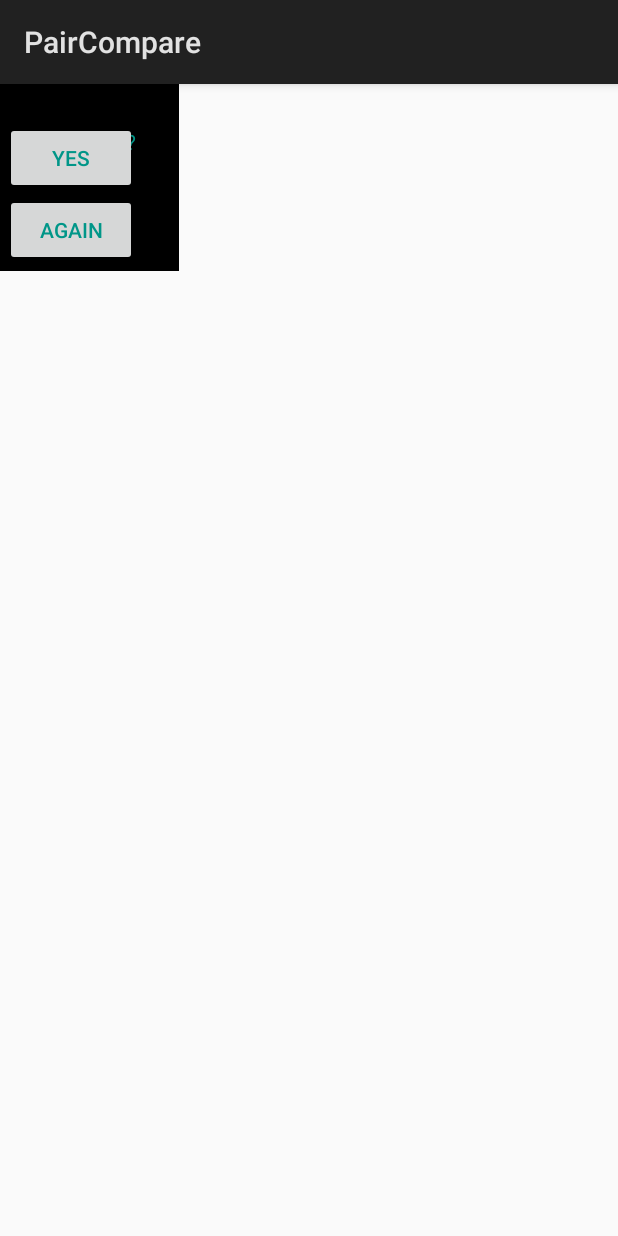
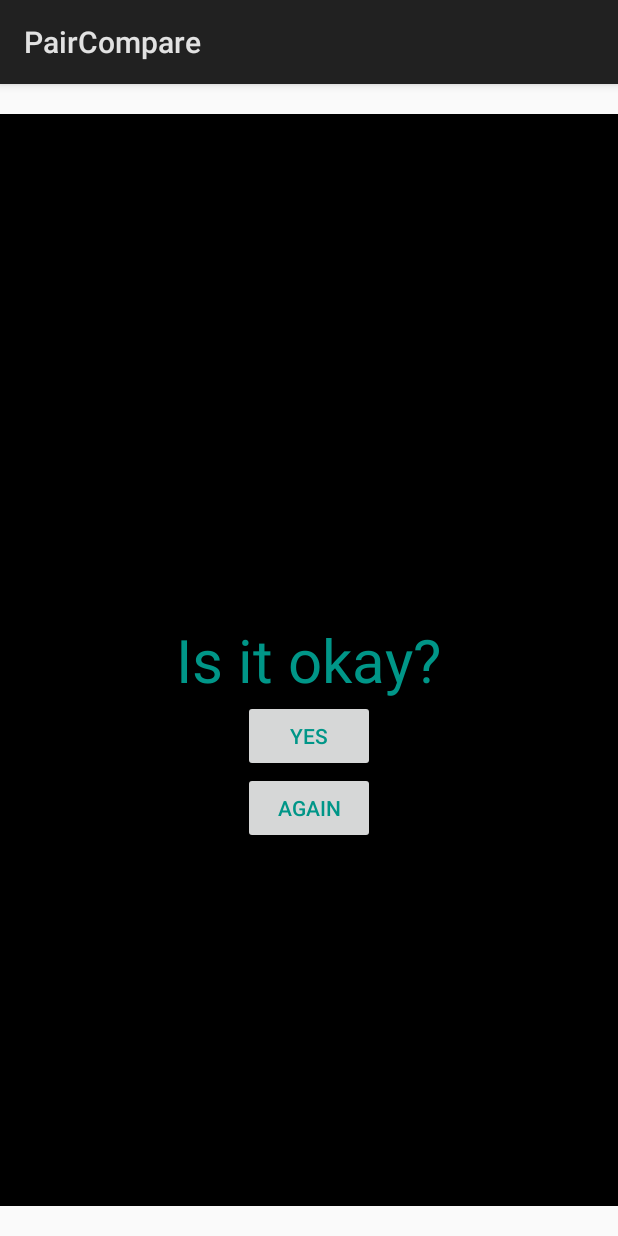
Before and after one commit to EdwinBoos/PairCompare-Android, an Android app: the layout popup_window.xml on its own in the app's theme, with its tools: preview values and no code run, on a phone screen of 412 x 824 dp. Run offline under Robolectric (Android 15) with nearby library versions, the phone set to English and light mode, and no system bars.

Commit message:
[ENHANCEMENT]

```diff
--- a/app/src/main/java/influenz/de/paircompare/activity/OpenCVCameraActivity.java
+++ b/app/src/main/java/influenz/de/paircompare/activity/OpenCVCameraActivity.java
@@ -65,7 +65,7 @@ public class OpenCVCameraActivity extends FragmentActivity implements CameraBrid
             if (status == LoaderCallbackInterface.SUCCESS)
             {
                 System.loadLibrary("detectionBasedTracker");
-                final RawFileLoader haarCascadeFaceLoader = new RawFileLoader(OpenCVCameraActivity.this, R.raw.haarcascade_frontalface_alt);
+                final RawFileLoader haarCascadeFaceLoader = new RawFileLoader(OpenCVCameraActivity.this, R.raw.haarcascade_frontalface_default);
                 nativeFaceDetector = new DetectionBasedTracker(haarCascadeFaceLoader.load().getAbsolutePath(), FaceEnum.minFaceSize);
                 haarCascadeFaceLoader.deleteCascadeDir();
                 openCvCameraView.enableView();
@@ -131,7 +131,7 @@ public class OpenCVCameraActivity extends FragmentActivity implements CameraBrid
         {
             final IConverter converterFactory = new ConverterFactory().build(ConverterFactory.MAT_2_BITMAP_ACTION);
             final Mat roiFace1 = gray.submat(faces.toArray()[0]);
-            final Mat roiFace2 = gray.submat(faces.toArray()[1]);
+            final Mat roiFace2 = gray.submat(faces.toArray()[0]);
 
             bitmapFace1 = Bitmap.createBitmap(roiFace1.cols(), roiFace1.rows(), Bitmap.Config.ARGB_8888);
             bitmapFace2 = Bitmap.createBitmap(roiFace2.cols(), roiFace2.rows(), Bitmap.Config.ARGB_8888);
--- a/app/src/main/java/influenz/de/paircompare/factory/ConverterFactory.java
+++ b/app/src/main/java/influenz/de/paircompare/factory/ConverterFactory.java
@@ -4,7 +4,7 @@ import influenz.de.paircompare.util.Bitmap2MatConverter;
 import influenz.de.paircompare.util.Mat2BitmapConverter;
 import influenz.de.paircompare.util.NullObjectConverter;
 
-public final class ConverterFactory
+public final class  ConverterFactory
 {
 
     public static final String BITMAP_2_MAT_ACTION = "bitmap2mat";
--- a/app/src/main/java/influenz/de/paircompare/fragment/AnalysisFragment.java
+++ b/app/src/main/java/influenz/de/paircompare/fragment/AnalysisFragment.java
@@ -61,9 +61,6 @@ public class AnalysisFragment extends Fragment implements Observer, IEnum
         final BitmapsObservable bitmapsObservable = (BitmapsObservable) observer;
         bitmapFace1 = bitmapsObservable.getBitmapArrayList().get(0);
         bitmapFace2 = bitmapsObservable.getBitmapArrayList().get(1);
-
-        imageViewFace1.setImageBitmap(bitmapFace1);
-        imageViewFace2.setImageBitmap(bitmapFace2);
 
         new AsyncTask<Void, Void, Void>()
         {
--- a/app/src/main/java/influenz/de/paircompare/interfaces/IEnum.java
+++ b/app/src/main/java/influenz/de/paircompare/interfaces/IEnum.java
@@ -8,8 +8,8 @@ public interface IEnum {
     {
         public static final int Face1Index = 0;
         public static final int Face2Index = 0;
-        public static final int minFaceSize = 3;
-        public static final int minFacesFound = 1; // starting with 0
+        public static final int minFaceSize = 10;
+        public static final int minFacesFound = 0; // starting with 0
     }
     final class ThicknessEnum
     {
--- a/app/src/main/res/layout/fragment_analysis.xml
+++ b/app/src/main/res/layout/fragment_analysis.xml
@@ -7,7 +7,6 @@
     android:background="@color/primary_dark_material_dark_1">
 
     <LinearLayout
-        xmlns:android="http://schemas.android.com/apk/res/android"
         android:layout_width="match_parent"
         android:padding="5dp"
         android:layout_height="match_parent"
--- a/app/src/main/res/layout/popup_window.xml
+++ b/app/src/main/res/layout/popup_window.xml
@@ -1,59 +1,70 @@
 <?xml version="1.0" encoding="utf-8"?>
-<RelativeLayout xmlns:android="http://schemas.android.com/apk/res/android"
+<RelativeLayout
+    xmlns:android="http://schemas.android.com/apk/res/android"
     android:id="@+id/rl_custom_layout"
     android:layout_width="wrap_content"
     android:layout_height="wrap_content"
+    android:layout_marginTop="20dp"
+    android:layout_marginBottom="20dp"
     android:background="@color/primary_dark_material_dark_1"
     android:padding="3dp">
 
-    <RelativeLayout
-        android:id="@+id/relative_layout_id"
-        android:layout_width="wrap_content"
-        android:layout_height="wrap_content">
+    <LinearLayout
+        android:id="@+id/linear_layout_id"
+        android:layout_width="match_parent"
+        android:layout_height="match_parent"
+        android:orientation="horizontal"
+        android:layout_margin="20dp">
 
         <ImageView
             android:id="@+id/image_view_face1_id"
+            android:padding="5dp"
             android:layout_width="wrap_content"
-        android:layout_height="wrap_content" />
+            android:layout_height="wrap_content"
+            android:layout_weight="1" />
 
         <ImageView
             android:id="@+id/image_view_face2_id"
-        android:layout_toRightOf="@+id/image_view_face1_id"
             android:layout_width="wrap_content"
-        android:layout_height="wrap_content" />
-    </RelativeLayout>
+            android:padding="5dp"
+            android:layout_height="wrap_content"
+            android:layout_weight="1" />
+
+    </LinearLayout>
+
+    <RelativeLayout
+        android:layout_width="match_parent"
+        android:layout_height="match_parent">
 
         <TextView
             android:id="@+id/tv"
             android:layout_width="wrap_content"
-        android:layout_below="@+id/relative_layout_id"
             android:layout_height="wrap_content"
             android:layout_centerInParent="true"
-        android:textColor="@color/colorAccent"
-        android:padding="25sp"
-        android:text="@string/okay" />
+            android:textSize="40dp"
+            android:text="@string/okay"
+            android:textColor="@color/colorAccent" />
 
         <Button
             android:id="@+id/accept_button_id"
             android:layout_width="wrap_content"
             android:layout_height="wrap_content"
-        android:layout_above="@+id/repeat_button_id"
+            android:layout_centerInParent="true"
+            android:layout_below="@+id/tv"
             android:onClick="handleAcceptButtonPress"
-        android:layout_alignEnd="@+id/repeat_button_id"
-        android:textColor="@color/colorAccent"
-        android:layout_alignStart="@+id/repeat_button_id"
-        android:text="@string/yes" />
+            android:text="@string/yes"
+            android:textColor="@color/colorAccent" />
 
         <Button
             android:id="@+id/repeat_button_id"
             android:layout_width="wrap_content"
             android:layout_height="wrap_content"
-        android:textColor="@color/colorAccent"
+            android:layout_centerInParent="true"
+            android:layout_below="@+id/accept_button_id"
             android:onClick="handleRepeatButtonPress"
-        android:layout_below="@+id/tv"
-        android:text="@string/again" />
-
-
-
+            android:text="@string/again"
+            android:textColor="@color/colorAccent" />
 
     </RelativeLayout>
+
+</RelativeLayout>
--- a/gradle.properties
+++ b/gradle.properties
@@ -13,6 +13,6 @@
 # http://www.gradle.org/docs/current/userguide/multi_project_builds.html#sec:decoupled_projects
 # org.gradle.parallel=true
 #Wed Dec 20 11:45:10 CET 2017
-systemProp.http.proxyHost=proxy
+#systemProp.http.proxyHost=proxy
 org.gradle.jvmargs=-Xmx1536m
-systemProp.http.proxyPort=8080
+#systemProp.http.proxyPort=8080
```
Also changed, not shown: 17 other files. Lines whose indentation alone changed are shown as unchanged.
